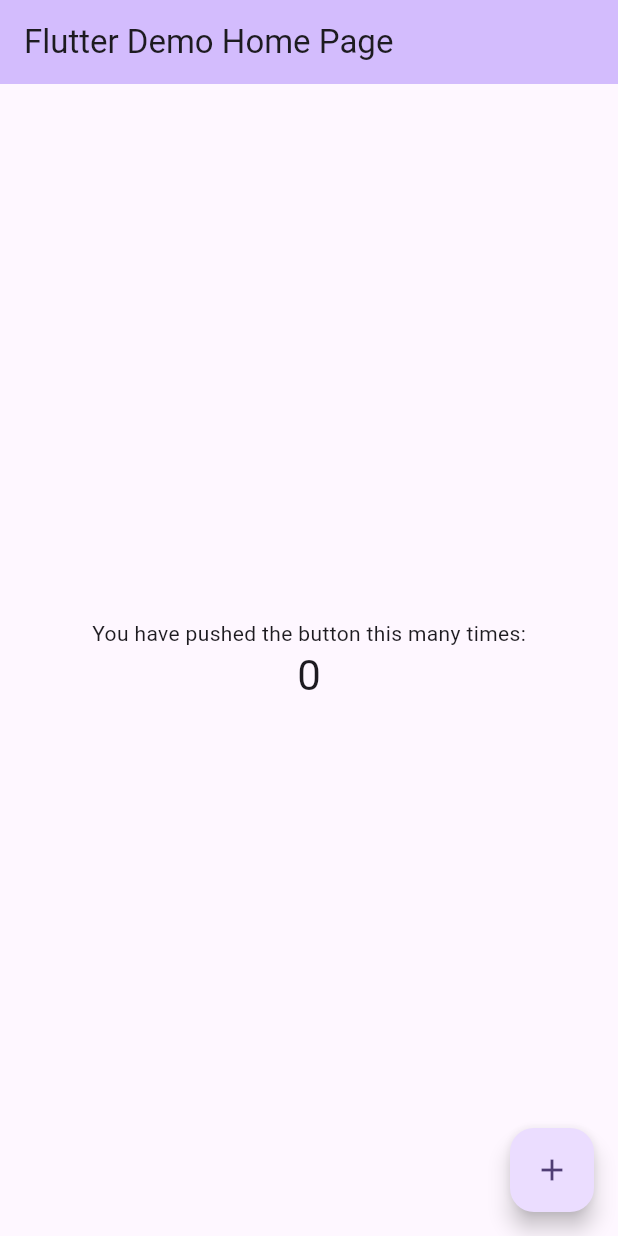
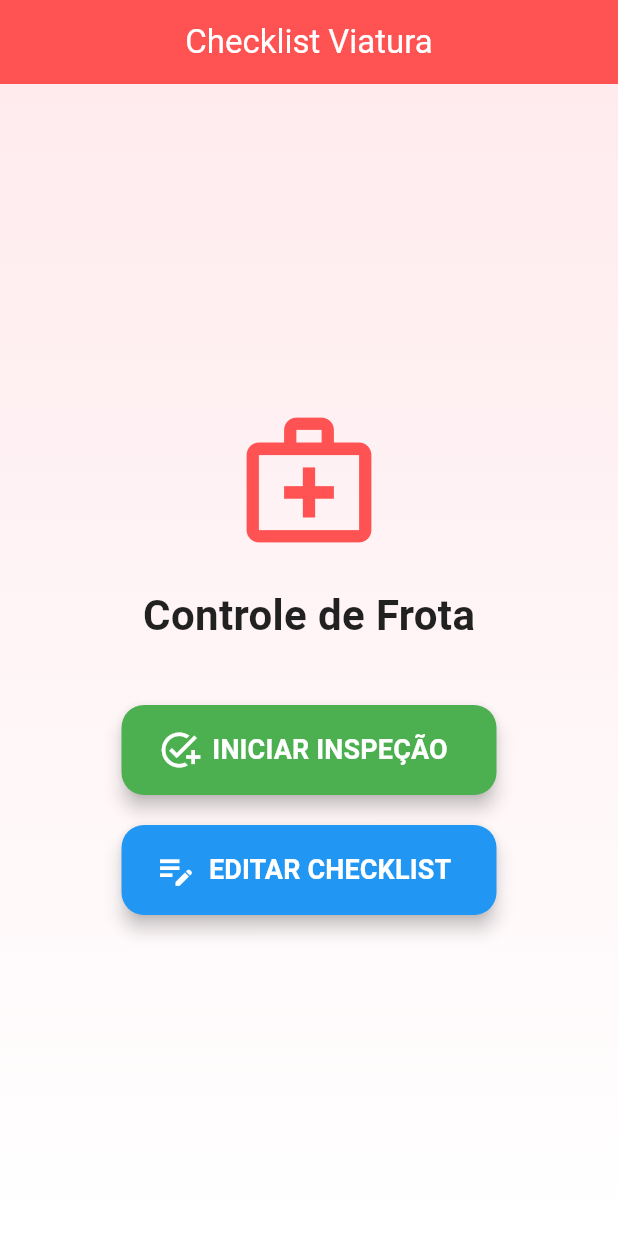
Before and after one commit to could-ai/019b031f-d5bd-7fe9-9541-14bcc007897c, a Flutter app: the screen it shows after launch, on a phone screen of 412 x 824 dp. Run offline on Flutter 3.47's test engine with Material 3 defaults, Android fonts, the phone set to English and light mode, and no system bars; our stand-ins replace image_picker, pdf, printing.

Commit message:
Adicionando dependências necessárias: image_picker (fotos), pdf & printing (relatórios), intl (datas) e share_plus (compartilhamento).; Criando modelo de dados para os itens do checklist (título, status, comentário e foto).; Criando utilitário de geração de PDF. Inclui tabela de itens, cabeçalho com dados da viatura e seção para fotos (placeholder lógico para evitar erros em web preview).; Criando tela de edição de modelo (Template). Permite adicionar, remover e reordenar os itens padrão do checklist.; Criando tela de inspeção. Permite marcar itens como OK, adicionar comentários e tirar fotos. Inclui campos para dados da viatura e botão para gerar PDF.; Atualizando main.dart para ser o ponto de entrada. Define o tema (vermelho/ambulância), a lista padrão de itens e a navegação entre Iniciar Inspeção e Editar Checklist.

```diff
--- a/usr/lib/main.dart
+++ b/usr/lib/main.dart
@@ -1,123 +1,152 @@
 import 'package:flutter/material.dart';
+import 'models/checklist_model.dart';
+import 'screens/inspection_screen.dart';
+import 'screens/template_editor_screen.dart';
 
 void main() {
-  runApp(const MyApp());
+  runApp(const AmbulanceApp());
 }
 
-class MyApp extends StatelessWidget {
-  const MyApp({super.key});
+class AmbulanceApp extends StatelessWidget {
+  const AmbulanceApp({super.key});
 
-  // This widget is the root of your application.
   @override
   Widget build(BuildContext context) {
     return MaterialApp(
-      title: 'Flutter Demo',
+      title: 'Checklist Ambulância',
       debugShowCheckedModeBanner: false,
       theme: ThemeData(
-        // This is the theme of your application.
-        //
-        // TRY THIS: Try running your application with "flutter run". You'll see
-        // the application has a purple toolbar. Then, without quitting the app,
-        // try changing the seedColor in the colorScheme below to Colors.green
-        // and then invoke "hot reload" (save your changes or press the "hot
-        // reload" button in a Flutter-supported IDE, or press "r" if you used
-        // the command line to start the app).
-        //
-        // Notice that the counter didn't reset back to zero; the application
-        // state is not lost during the reload. To reset the state, use hot
-        // restart instead.
-        //
-        // This works for code too, not just values: Most code changes can be
-        // tested with just a hot reload.
-        colorScheme: ColorScheme.fromSeed(seedColor: Colors.deepPurple),
+        colorScheme: ColorScheme.fromSeed(seedColor: Colors.red),
+        useMaterial3: true,
+        appBarTheme: const AppBarTheme(
+          backgroundColor: Colors.redAccent,
+          foregroundColor: Colors.white,
+        ),
       ),
       initialRoute: '/',
       routes: {
-        '/': (context) => const MyHomePage(title: 'Flutter Demo Home Page'),
+        '/': (context) => const HomeScreen(),
       },
     );
   }
 }
 
-class MyHomePage extends StatefulWidget {
-  const MyHomePage({super.key, required this.title});
-
-  // This widget is the home page of your application. It is stateful, meaning
-  // that it has a State object (defined below) that contains fields that affect
-  // how it looks.
-
-  // This class is the configuration for the state. It holds the values (in this
-  // case the title) provided by the parent (in this case the App widget) and
-  // used by the build method of the State. Fields in a Widget subclass are
-  // always marked "final".
-
-  final String title;
+class HomeScreen extends StatefulWidget {
+  const HomeScreen({super.key});
 
   @override
-  State<MyHomePage> createState() => _MyHomePageState();
+  State<HomeScreen> createState() => _HomeScreenState();
 }
 
-class _MyHomePageState extends State<MyHomePage> {
-  int _counter = 0;
+class _HomeScreenState extends State<HomeScreen> {
+  // Default Template
+  List<ChecklistItem> template = [
+    ChecklistItem(id: '1', title: 'Giroflex e Sirene'),
+    ChecklistItem(id: '2', title: 'Faróis e Setas'),
+    ChecklistItem(id: '3', title: 'Nível de Óleo do Motor'),
+    ChecklistItem(id: '4', title: 'Nível de Água (Radiador)'),
+    ChecklistItem(id: '5', title: 'Pneus e Estepe'),
+    ChecklistItem(id: '6', title: 'Freios'),
+    ChecklistItem(id: '7', title: 'Cilindro de Oxigênio (Cheio)'),
+    ChecklistItem(id: '8', title: 'Maleta de Primeiros Socorros'),
+    ChecklistItem(id: '9', title: 'Desfibrilador (Bateria OK)'),
+    ChecklistItem(id: '10', title: 'Maca Retrátil'),
+    ChecklistItem(id: '11', title: 'Limpeza Interna'),
+  ];
 
-  void _incrementCounter() {
+  void _updateTemplate(List<ChecklistItem> newTemplate) {
     setState(() {
-      // This call to setState tells the Flutter framework that something has
-      // changed in this State, which causes it to rerun the build method below
-      // so that the display can reflect the updated values. If we changed
-      // _counter without calling setState(), then the build method would not be
-      // called again, and so nothing would appear to happen.
-      _counter++;
+      template = newTemplate;
     });
   }
 
   @override
   Widget build(BuildContext context) {
-    // This method is rerun every time setState is called, for instance as done
-    // by the _incrementCounter method above.
-    //
-    // The Flutter framework has been optimized to make rerunning build methods
-    // fast, so that you can just rebuild anything that needs updating rather
-    // than having to individually change instances of widgets.
     return Scaffold(
       appBar: AppBar(
-        // TRY THIS: Try changing the color here to a specific color (to
-        // Colors.amber, perhaps?) and trigger a hot reload to see the AppBar
-        // change color while the other colors stay the same.
-        backgroundColor: Theme.of(context).colorScheme.inversePrimary,
-        // Here we take the value from the MyHomePage object that was created by
-        // the App.build method, and use it to set our appbar title.
-        title: Text(widget.title),
+        title: const Text('Checklist Viatura'),
+        centerTitle: true,
       ),
-      body: Center(
-        // Center is a layout widget. It takes a single child and positions it
-        // in the middle of the parent.
-        child: Column(
-          // Column is also a layout widget. It takes a list of children and
-          // arranges them vertically. By default, it sizes itself to fit its
-          // children horizontally, and tries to be as tall as its parent.
-          //
-          // Column has various properties to control how it sizes itself and
-          // how it positions its children. Here we use mainAxisAlignment to
-          // center the children vertically; the main axis here is the vertical
-          // axis because Columns are vertical (the cross axis would be
-          // horizontal).
-          //
-          // TRY THIS: Invoke "debug painting" (choose the "Toggle Debug Paint"
-          // action in the IDE, or press "p" in the console), to see the
-          // wireframe for each widget.
-          mainAxisAlignment: MainAxisAlignment.center,
-          children: <Widget>[
-            const Text('You have pushed the button this many times:'),
-            Text('$_counter', style: Theme.of(context).textTheme.headlineMedium),
-          ],
+      body: Container(
+        decoration: BoxDecoration(
+          gradient: LinearGradient(
+            begin: Alignment.topCenter,
+            end: Alignment.bottomCenter,
+            colors: [Colors.red.shade50, Colors.white],
+          ),
+        ),
+        child: Center(
+          child: Column(
+            mainAxisAlignment: MainAxisAlignment.center,
+            children: [
+              const Icon(Icons.medical_services_outlined, size: 100, color: Colors.redAccent),
+              const SizedBox(height: 20),
+              const Text(
+                'Controle de Frota',
+                style: TextStyle(fontSize: 28, fontWeight: FontWeight.bold, color: Colors.black87),
+              ),
+              const SizedBox(height: 40),
+              _buildMenuButton(
+                context,
+                icon: Icons.add_task,
+                label: 'INICIAR INSPEÇÃO',
+                color: Colors.green,
+                onTap: () {
+                  Navigator.push(
+                    context,
+                    MaterialPageRoute(
+                      builder: (context) => InspectionScreen(template: template),
+                    ),
+                  );
+                },
+              ),
+              const SizedBox(height: 20),
+              _buildMenuButton(
+                context,
+                icon: Icons.edit_note,
+                label: 'EDITAR CHECKLIST',
+                color: Colors.blue,
+                onTap: () {
+                  Navigator.push(
+                    context,
+                    MaterialPageRoute(
+                      builder: (context) => TemplateEditorScreen(
+                        currentTemplate: template,
+                        onSave: _updateTemplate,
+                      ),
+                    ),
+                  );
+                },
+              ),
+            ],
+          ),
         ),
       ),
-      floatingActionButton: FloatingActionButton(
-        onPressed: _incrementCounter,
-        tooltip: 'Increment',
-        child: const Icon(Icons.add),
-      ), // This trailing comma makes auto-formatting nicer for build methods.
+    );
+  }
+
+  Widget _buildMenuButton(BuildContext context,
+      {required IconData icon,
+      required String label,
+      required Color color,
+      required VoidCallback onTap}) {
+    return SizedBox(
+      width: 250,
+      height: 60,
+      child: ElevatedButton.icon(
+        style: ElevatedButton.styleFrom(
+          backgroundColor: color,
+          foregroundColor: Colors.white,
+          elevation: 5,
+          shape: RoundedRectangleBorder(borderRadius: BorderRadius.circular(15)),
+        ),
+        onPressed: onTap,
+        icon: Icon(icon, size: 28),
+        label: Text(
+          label,
+          style: const TextStyle(fontSize: 18, fontWeight: FontWeight.bold),
+        ),
+      ),
     );
   }
 }
--- /dev/null
+++ b/usr/lib/models/checklist_model.dart
@@ -0,0 +1,26 @@
+class ChecklistItem {
+  String id;
+  String title;
+  bool isChecked;
+  String? comment;
+  String? imagePath; // Path to the local image file
+
+  ChecklistItem({
+    required this.id,
+    required this.title,
+    this.isChecked = false,
+    this.comment,
+    this.imagePath,
+  });
+
+  // Create a copy for a new inspection
+  ChecklistItem clone() {
+    return ChecklistItem(
+      id: id,
+      title: title,
+      isChecked: false,
+      comment: null,
+      imagePath: null,
+    );
+  }
+}
```
Also changed, not shown: usr/lib/screens/inspection_screen.dart (added, +194 -0 lines), usr/lib/screens/template_editor_screen.dart (added, +116 -0 lines), usr/lib/utils/pdf_generator.dart (added, +110 -0 lines), usr/pubspec.yaml (+8 -70 lines).
